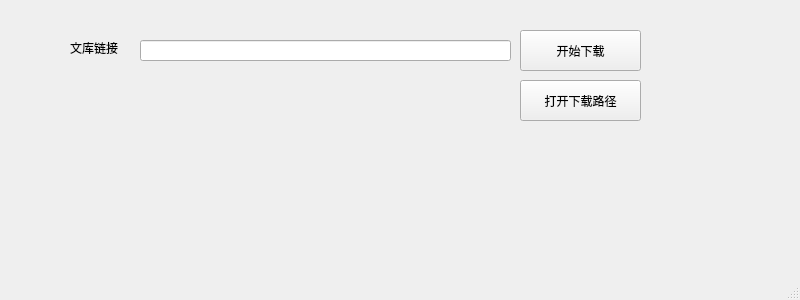
This is src/window.ui in JobYan/baidu_wenku as Qt 5 draws it before an edit. The edited form follows.
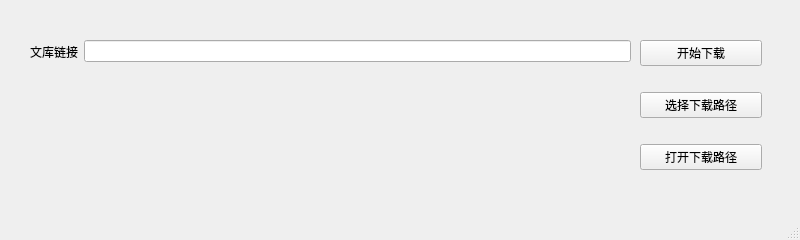
This is the edited form.

Commit message: 添加“打开下载路径”功能

Diff of the .ui file:
```diff
--- a/src/window.ui
+++ b/src/window.ui
@@ -7,61 +7,67 @@
     <x>0</x>
     <y>0</y>
     <width>800</width>
-    <height>300</height>
+    <height>240</height>
    </rect>
   </property>
   <property name="windowTitle">
    <string>MainWindow</string>
   </property>
   <widget class="QWidget" name="centralwidget">
-   <widget class="QPushButton" name="btn_download">
+   <widget class="QWidget" name="">
     <property name="geometry">
      <rect>
-      <x>520</x>
-      <y>30</y>
-      <width>121</width>
-      <height>41</height>
+      <x>640</x>
+      <y>20</y>
+      <width>122</width>
+      <height>171</height>
      </rect>
     </property>
-    <property name="text">
-     <string>开始下载</string>
-    </property>
+    <layout class="QVBoxLayout" name="verticalLayout">
+     <item>
+      <widget class="QPushButton" name="btn_download">
+       <property name="text">
+        <string>开始下载</string>
+       </property>
+      </widget>
+     </item>
+     <item>
+      <widget class="QPushButton" name="btn_selectdir">
+       <property name="text">
+        <string>选择下载路径</string>
+       </property>
+      </widget>
+     </item>
+     <item>
+      <widget class="QPushButton" name="btn_opendir">
+       <property name="text">
+        <string>打开下载路径</string>
+       </property>
+      </widget>
+     </item>
+    </layout>
    </widget>
-   <widget class="QLabel" name="label">
+   <widget class="QWidget" name="">
     <property name="geometry">
      <rect>
-      <x>70</x>
+      <x>30</x>
       <y>40</y>
-      <width>59</width>
-      <height>16</height>
+      <width>601</width>
+      <height>23</height>
      </rect>
     </property>
-    <property name="text">
-     <string>文库链接</string>
-    </property>
-   </widget>
-   <widget class="QLineEdit" name="ldt_link">
-    <property name="geometry">
-     <rect>
-      <x>140</x>
-      <y>40</y>
-      <width>371</width>
-      <height>21</height>
-     </rect>
-    </property>
-   </widget>
-   <widget class="QPushButton" name="btn_opendir">
-    <property name="geometry">
-     <rect>
-      <x>520</x>
-      <y>80</y>
-      <width>121</width>
-      <height>41</height>
-     </rect>
-    </property>
-    <property name="text">
-     <string>打开下载路径</string>
-    </property>
+    <layout class="QHBoxLayout" name="horizontalLayout">
+     <item>
+      <widget class="QLabel" name="label">
+       <property name="text">
+        <string>文库链接</string>
+       </property>
+      </widget>
+     </item>
+     <item>
+      <widget class="QLineEdit" name="ldt_link"/>
+     </item>
+    </layout>
    </widget>
   </widget>
   <widget class="QStatusBar" name="statusbar"/>
```
The commit also changes 5 other files.
